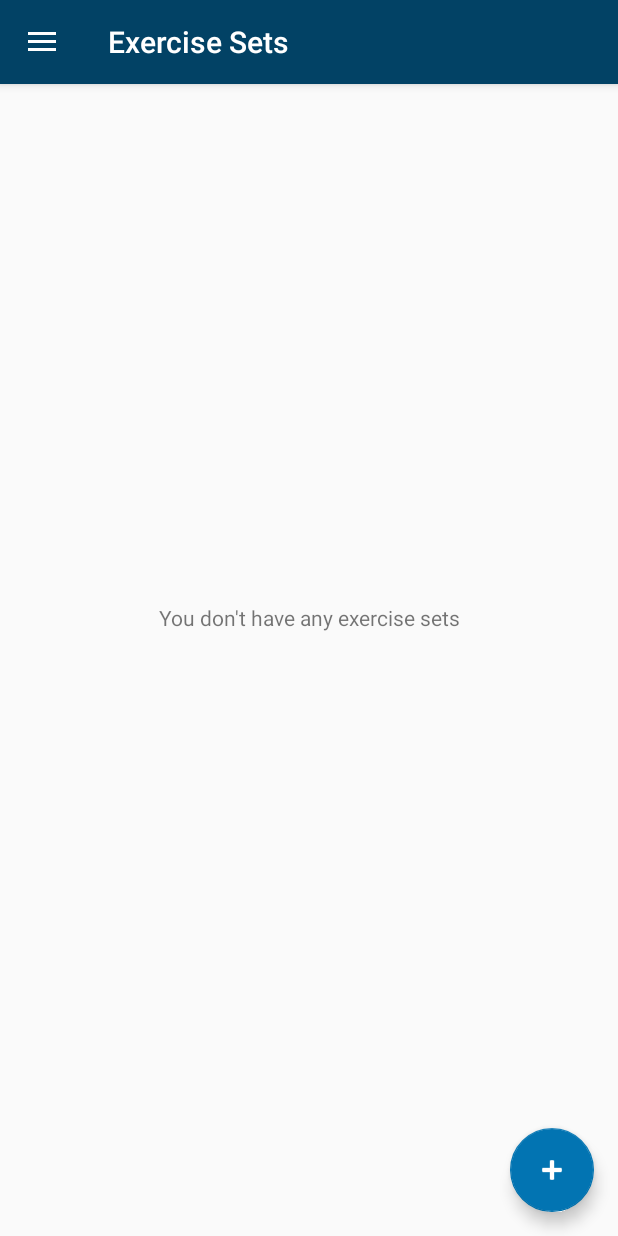
After one commit to SecUSo/privacy-friendly-circuit-training-exercises, an Android app: the ExerciseSetActivity screen opened directly, with no data from a screen before it, on a phone screen of 412 x 824 dp. The commit adds this screen. Run offline under Robolectric (Android 15) with nearby library versions, the phone set to English and light mode, and no system bars.

Commit message:
added view for exercise sets

```diff
--- a/app/src/main/java/org/secuso/privacyfriendlycircuittraining/activities/BaseActivity.java
+++ b/app/src/main/java/org/secuso/privacyfriendlycircuittraining/activities/BaseActivity.java
@@ -156,6 +156,10 @@ public abstract class BaseActivity extends AppCompatActivity implements OnNaviga
                 intent.setFlags(Intent.FLAG_ACTIVITY_CLEAR_TOP);
                 startActivity(intent);
                 break;
+            case R.id.nav_exercises:
+                intent = new Intent(this, ExerciseSetActivity.class);
+                createBackStack(intent);
+                break;
             case R.id.nav_statistics:
                 intent = new Intent(this, StatisticsActivity.class);
                 createBackStack(intent);
--- /dev/null
+++ b/app/src/main/java/org/secuso/privacyfriendlycircuittraining/activities/ExerciseSetActivity.java
@@ -0,0 +1,176 @@
+/**
+ * This file is part of Privacy Friendly Circuit Trainer.
+ * Privacy Friendly Circuit Trainer is free software:
+ * you can redistribute it and/or modify it under the terms of the
+ * GNU General Public License as published by the Free Software Foundation,
+ * either version 3 of the License, or any later version.
+ * Privacy Friendly Interval Timer is distributed in the hope
+ * that it will be useful, but WITHOUT ANY WARRANTY; without even
+ * the implied warranty of MERCHANTABILITY or FITNESS FOR A PARTICULAR PURPOSE.
+ * See the GNU General Public License for more details.
+ * You should have received a copy of the GNU General Public License
+ * along with Privacy Friendly Circuit Trainer. If not, see <http://www.gnu.org/licenses/>.
+ */
+
+package org.secuso.privacyfriendlycircuittraining.activities;
+
+import android.graphics.Color;
+import android.graphics.drawable.ColorDrawable;
+import android.os.Bundle;
+import android.support.design.widget.FloatingActionButton;
+import android.support.v7.widget.DefaultItemAnimator;
+import android.support.v7.widget.LinearLayoutManager;
+import android.support.v7.widget.RecyclerView;
+import android.view.View;
+import android.widget.CheckBox;
+import android.widget.LinearLayout;
+
+import org.secuso.privacyfriendlycircuittraining.R;
+import org.secuso.privacyfriendlycircuittraining.adapters.ExerciseSetAdapter;
+import org.secuso.privacyfriendlycircuittraining.database.PFASQLiteHelper;
+import org.secuso.privacyfriendlycircuittraining.models.ExerciseSet;
+
+import java.util.ArrayList;
+import java.util.List;
+import java.util.Random;
+
+/**
+ * Exercise Sets view
+ *
+ * @author Nils Schroth
+ * @version 20180103
+ */
+
+public class ExerciseSetActivity extends BaseActivity implements View.OnLongClickListener{
+
+    private List<ExerciseSet> exerciseSetsList = new ArrayList<>();
+    private RecyclerView recyclerView;
+    private ExerciseSetAdapter mAdapter;
+    private FloatingActionButton newListFab;
+    private FloatingActionButton deleteFab;
+    private LinearLayout noListsLayout;
+    public boolean is_in_action_mode = false;
+    ArrayList<ExerciseSet> selection_list = new ArrayList<>();
+    PFASQLiteHelper db = new PFASQLiteHelper(this);
+
+    @Override
+    protected void onCreate(Bundle savedInstanceState) {
+        super.onCreate(savedInstanceState);
+
+        setContentView(R.layout.activity_exercisesets);
+
+        exerciseSetsList = db.getAllExerciseSet();
+
+        recyclerView = (RecyclerView) findViewById(R.id.recyclerView);
+        recyclerView.setHasFixedSize(true);
+        mAdapter = new ExerciseSetAdapter(exerciseSetsList, ExerciseSetActivity.this);
+        RecyclerView.LayoutManager mLayoutManager = new LinearLayoutManager(getApplicationContext());
+        recyclerView.setLayoutManager(mLayoutManager);
+        recyclerView.setItemAnimator(new DefaultItemAnimator());
+        recyclerView.setAdapter(mAdapter);
+
+        newListFab = (FloatingActionButton) findViewById(R.id.fab_new_list);
+        deleteFab = (FloatingActionButton) findViewById(R.id.fab_delete_item);
+        noListsLayout = (LinearLayout) findViewById(R.id.no_lists_layout);
+
+        deleteFab.setVisibility(View.GONE);
+        noListsLayout.setVisibility(View.VISIBLE);
+        setNoExererciseSetsMessage();
+
+        newListFab.setOnClickListener(new View.OnClickListener() {
+            @Override
+            public void onClick(View view) {
+                Random rand = new Random();
+                int n = rand.nextInt(10);
+                String name = "Übungsset" + n;
+                String exercises = "Squat, Push-ups, Sit-Ups";
+
+                int lastId = (int) db.addExerciseSet(new ExerciseSet(0, name, exercises));
+                exerciseSetsList.add(new ExerciseSet(lastId, name, exercises));
+
+                mAdapter.updateAdapter(selection_list);
+                setNoExererciseSetsMessage();
+                }
+        });
+
+        deleteFab.setOnClickListener(new View.OnClickListener() {
+            @Override
+            public void onClick(View view) {
+                mAdapter.updateAdapter(selection_list);
+                for(ExerciseSet es : selection_list){
+                    db.deleteExerciseSet(es);
+                }
+                clearActionMode();
+                setNoExererciseSetsMessage();
+            }
+        });
+
+    }
+
+    private void setNoExererciseSetsMessage(){
+        if(mAdapter.getItemCount() == 0){
+            findViewById(R.id.no_lists_layout).setVisibility(View.VISIBLE);
+        }
+        else{
+            findViewById(R.id.no_lists_layout).setVisibility(View.GONE);
+        }
+    }
+
+
+    public void clearActionMode(){
+        is_in_action_mode = false;
+        selection_list.clear();
+        newListFab.setVisibility(View.VISIBLE);
+        deleteFab.setVisibility(View.GONE);
+        getSupportActionBar().setBackgroundDrawable(new ColorDrawable(getResources().getColor(R.color.colorPrimary)));
+    }
+
+    @Override
+    public void onBackPressed(){
+        if(is_in_action_mode){
+            clearActionMode();
+            mAdapter.notifyDataSetChanged();
+        }
+        else{
+            super.onBackPressed();
+        }
+    }
+
+    @Override
+    public boolean onLongClick(View v) {
+        is_in_action_mode = true;
+        mAdapter.notifyDataSetChanged();
+        //getSupportActionBar().setDisplayHomeAsUpEnabled(true);
+        newListFab.setVisibility(View.GONE);
+        deleteFab.setVisibility(View.VISIBLE);
+        getSupportActionBar().setBackgroundDrawable(new ColorDrawable(Color.LTGRAY));
+        return true;
+    }
+
+    public void prepareSelection(View view, int position){
+        if(((CheckBox) view).isChecked()){
+            selection_list.add(exerciseSetsList.get(position));
+        }
+        else{
+            selection_list.remove(exerciseSetsList.get(position));
+        }
+    }
+
+    protected int getNavigationDrawerID() {
+        return R.id.nav_exercises;
+    }
+
+    public FloatingActionButton getNewListFab()
+    {
+        return newListFab;
+    }
+    public FloatingActionButton getDeleteFab()
+    {
+        return deleteFab;
+    }
+    public LinearLayout getNoListsLayout()
+    {
+        return noListsLayout;
+    }
+
+}
--- /dev/null
+++ b/app/src/main/res/drawable/ic_delete_black_24px.xml
@@ -0,0 +1,9 @@
+<vector xmlns:android="http://schemas.android.com/apk/res/android"
+        android:width="24dp"
+        android:height="24dp"
+        android:viewportWidth="24.0"
+        android:viewportHeight="24.0">
+    <path
+        android:pathData="M6,19c0,1.1 0.9,2 2,2h8c1.1,0 2,-0.9 2,-2V7H6v12zM19,4h-3.5l-1,-1h-5l-1,1H5v2h14V4z"
+        android:fillColor="#000000"/>
+</vector>
--- /dev/null
+++ b/app/src/main/res/layout/activity_exercisesets.xml
@@ -0,0 +1,81 @@
+<?xml version="1.0" encoding="utf-8"?>
+<android.support.v4.widget.DrawerLayout xmlns:android="http://schemas.android.com/apk/res/android"
+    xmlns:app="http://schemas.android.com/apk/res-auto"
+    xmlns:tools="http://schemas.android.com/tools"
+    android:id="@+id/drawer_layout"
+    android:layout_width="match_parent"
+    android:layout_height="match_parent"
+    android:fitsSystemWindows="true"
+    tools:openDrawer="start">
+
+
+    <android.support.design.widget.CoordinatorLayout
+        xmlns:android="http://schemas.android.com/apk/res/android"
+        xmlns:tools="http://schemas.android.com/tools"
+        android:layout_width="match_parent"
+        android:layout_height="match_parent"
+        android:orientation="vertical"
+        android:fitsSystemWindows="true"
+        tools:context="org.secuso.privacyfriendlycircuittraining.Activities.MainActivity">
+
+        <include layout="@layout/toolbar"/>
+
+        <android.support.v7.widget.RecyclerView
+            android:id="@+id/recyclerView"
+            android:layout_width="match_parent"
+            android:layout_height="match_parent"
+            app:layout_behavior="@string/appbar_scrolling_view_behavior"/>
+
+        <android.support.design.widget.FloatingActionButton
+            android:id="@+id/fab_new_list"
+            android:layout_width="wrap_content"
+            android:layout_height="wrap_content"
+            android:layout_gravity="bottom|end"
+            android:layout_margin="@dimen/fab_margin"
+            android:tint="@color/white"
+            android:src="@android:drawable/ic_input_add"
+            app:layout_anchor="@id/recyclerView"
+            app:layout_anchorGravity="bottom|right|end"/>
+
+        <android.support.design.widget.FloatingActionButton
+            android:id="@+id/fab_delete_item"
+            android:layout_width="wrap_content"
+            android:layout_height="wrap_content"
+            android:layout_gravity="bottom|end"
+            android:layout_margin="@dimen/fab_margin"
+            android:tint="@color/white"
+            app:backgroundTint="@color/red"
+            android:src="@drawable/ic_delete_black_24px"
+            app:layout_anchor="@id/recyclerView"
+            app:layout_anchorGravity="bottom|right|end"/>
+
+        <LinearLayout
+            android:visibility="gone"
+            android:id="@+id/no_lists_layout"
+            android:orientation="vertical"
+            android:gravity="center"
+            android:layout_width="match_parent"
+            android:layout_height="match_parent">
+
+            <TextView
+                android:layout_gravity="center"
+                android:textAlignment="center"
+                android:text="@string/exercises_lists_empty"
+                android:layout_width="match_parent"
+                android:layout_height="wrap_content"/>
+        </LinearLayout>
+
+
+    </android.support.design.widget.CoordinatorLayout>
+
+
+    <android.support.design.widget.NavigationView
+        android:id="@+id/nav_view"
+        android:layout_width="wrap_content"
+        android:layout_height="match_parent"
+        android:layout_gravity="start"
+        android:fitsSystemWindows="true"
+        app:headerLayout="@layout/nav_header_main"
+        app:menu="@menu/activity_main_drawer" />
+
+</android.support.v4.widget.DrawerLayout>
--- a/app/src/main/res/menu/activity_main_drawer.xml
+++ b/app/src/main/res/menu/activity_main_drawer.xml
@@ -10,7 +10,7 @@
         <item
             android:id="@+id/nav_exercises"
             android:icon="@drawable/ic_workout_24dp"
-            android:title="Exercises Sets" />
+            android:title="@string/action_exercises" />
         <item
             android:id="@+id/nav_statistics"
             android:icon="@drawable/ic_statistics_24dp"
--- a/app/src/main/res/values/strings.xml
+++ b/app/src/main/res/values/strings.xml
@@ -17,6 +17,7 @@
     <string name="action_settings">Settings</string>
     <string name="action_main">Main</string>
     <string name="action_statistics">Statistics</string>
+    <string name="action_exercises">Exercise Sets</string>
     <string name="navigation_drawer_open">Open navigation drawer</string>
     <string name="navigation_drawer_close">Close navigation drawer</string>
     <string name="main_button_text">Full Width Button</string>
@@ -53,6 +54,10 @@
     <string name="workout_block_periodization_headline">Block Break</string>
     <string name="workout_finish_button">FINISH</string>
 
+
+    <!-- ###EXERCIES###-->
+    <string name="title_activity_exercises">Exercise Sets</string>
+    <string name="exercises_lists_empty">You don\'t have any exercise sets</string>
 
     <!-- ###NOTIFICATIONS###-->
     <string name="workout_notification_time">Time</string>
```
Also changed, not shown: app/src/main/AndroidManifest.xml (+10 -0 lines), app/src/main/java/org/secuso/privacyfriendlycircuittraining/adapters/ExerciseSetAdapter.java (added, +112 -0 lines), app/src/main/java/org/secuso/privacyfriendlycircuittraining/database/PFASQLiteHelper.java (+161 -1 lines), app/src/main/java/org/secuso/privacyfriendlycircuittraining/models/ExerciseSet.java (added, +59 -0 lines), app/src/main/res/layout/card_exerciseset.xml (added, +57 -0 lines), 1 other file.
